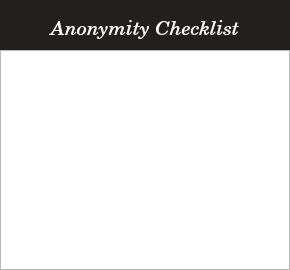
The window that guis/checklist_win.ui (dogaegeozden/ghostsurf) describes before a commit, drawn with Qt 5.
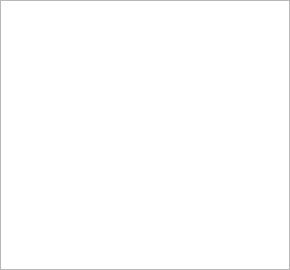
The same window after the commit. Icons and pictures are not drawn.

```diff
--- a/guis/checklist_win.ui
+++ b/guis/checklist_win.ui
@@ -38,21 +38,21 @@
    <property name="geometry">
     <rect>
      <x>0</x>
-     <y>50</y>
+     <y>0</y>
      <width>290</width>
-     <height>220</height>
+     <height>270</height>
     </rect>
    </property>
    <property name="minimumSize">
     <size>
-     <width>290</width>
-     <height>220</height>
+     <width>0</width>
+     <height>0</height>
     </size>
    </property>
    <property name="maximumSize">
     <size>
-     <width>290</width>
-     <height>220</height>
+     <width>16777215</width>
+     <height>16777215</height>
     </size>
    </property>
    <property name="font">
@@ -64,42 +64,6 @@
     </font>
    </property>
   </widget>
-  <widget class="QLabel" name="window_title">
-   <property name="geometry">
-    <rect>
-     <x>0</x>
-     <y>10</y>
-     <width>290</width>
-     <height>40</height>
-    </rect>
-   </property>
-   <property name="sizePolicy">
-    <sizepolicy hsizetype="Preferred" vsizetype="Preferred">
-     <horstretch>0</horstretch>
-     <verstretch>0</verstretch>
-    </sizepolicy>
-   </property>
-   <property name="font">
-    <font>
-     <family>C059</family>
-     <pointsize>15</pointsize>
-     <weight>50</weight>
-     <italic>true</italic>
-     <bold>false</bold>
-    </font>
-   </property>
-   <property name="styleSheet">
-    <string notr="true">#window_title {
-	color: white;
-}</string>
-   </property>
-   <property name="text">
-    <string>Anonymity Checklist</string>
-   </property>
-   <property name="alignment">
-    <set>Qt::AlignCenter</set>
-   </property>
-  </widget>
  </widget>
  <resources>
   <include location="../resources.qrc"/>
```
